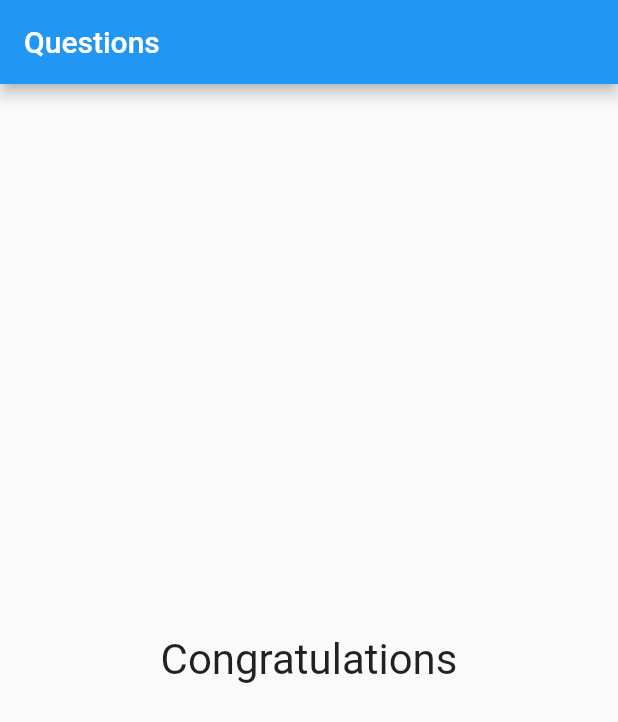
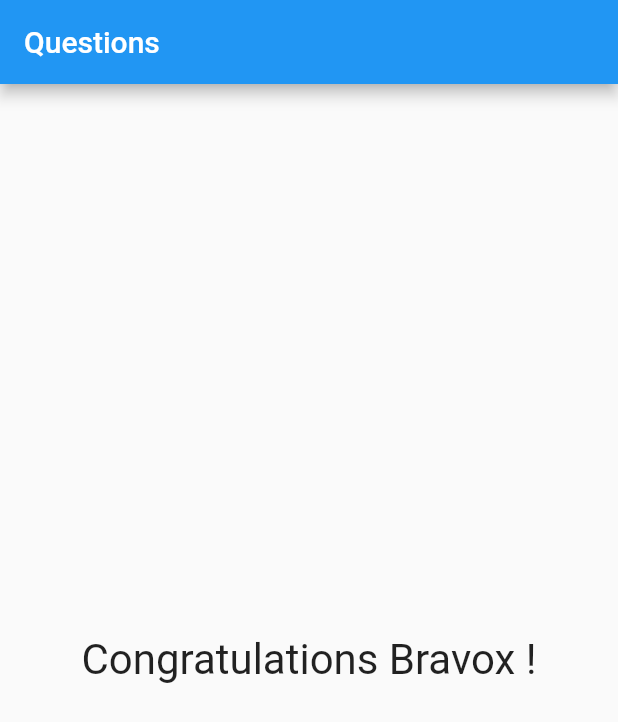
Before and after one commit to robsonoduarte/learn-flutter, a Flutter app: the screen it shows after launch, after a tap on "Black", after a tap on "Cat", after a tap on "Cida", on a phone screen of 412 x 824 dp. Shown: the top 722 px of the screen. Run offline on Flutter 3.47's test engine with Material 2 defaults, Android fonts, the light colour scheme and no system bars.

Commit message:
use the center container

```diff
--- a/flutter-curse/flutter_basic/lib/main.dart
+++ b/flutter-curse/flutter_basic/lib/main.dart
@@ -48,9 +48,7 @@ class _QuestionAppState extends State<QuestionApp> {
               Question(_questionsAndAnswers[_questionSelected]['question']),
               ...answers.map((answer) => Answer(answer, _answer)).toList(),
             ])
-          : Center(
-              child: Result('Congratulations'),
-            ),
+          : Result('Congratulations Bravox !'),
     ));
   }
 }
--- a/flutter-curse/flutter_basic/lib/result.dart
+++ b/flutter-curse/flutter_basic/lib/result.dart
@@ -10,9 +10,7 @@ class Result extends StatelessWidget{
   @override
   Widget build(BuildContext context) {
     // TODO: implement build
-    return Container(
-      width: double.infinity,
-      margin: EdgeInsets.all(10),
+    return Center  (
       child: Text(
          result,
         style: TextStyle(
```
